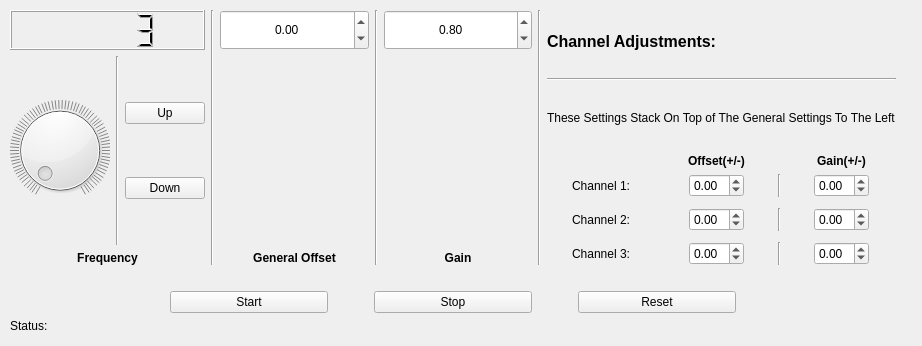
This is Signal_Anlysis_Station_Three_Phase_Generator/ThreePhase.ui in Joeseidon/RaspiSignalAnalysisStation as Qt 5 draws it before an edit. The edited form follows.
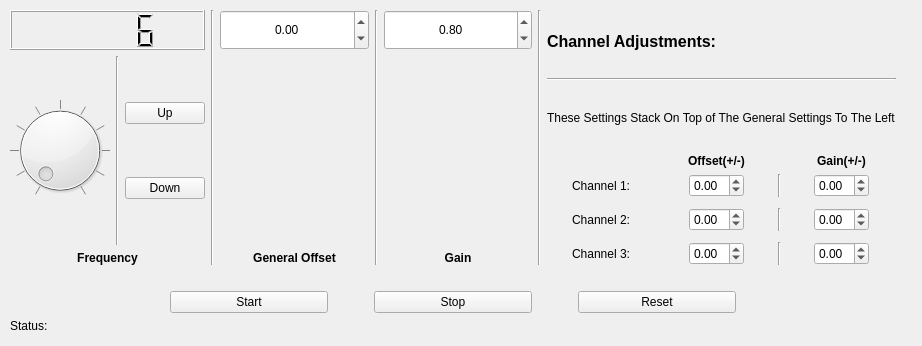
This is the edited form.

Commit message: Working on freq display and levels: system working at this point

```diff
--- a/Signal_Anlysis_Station_Three_Phase_Generator/ThreePhase.ui
+++ b/Signal_Anlysis_Station_Three_Phase_Generator/ThreePhase.ui
@@ -147,10 +147,10 @@
            <enum>QLCDNumber::Filled</enum>
           </property>
           <property name="value" stdset="0">
-           <double>3.000000000000000</double>
+           <double>6.000000000000000</double>
           </property>
           <property name="intValue" stdset="0">
-           <number>3</number>
+           <number>6</number>
           </property>
          </widget>
         </item>
@@ -216,10 +216,10 @@
           <item row="0" column="0">
            <widget class="QDial" name="FreqDial">
             <property name="maximum">
-             <number>300</number>
+             <number>800</number>
             </property>
             <property name="singleStep">
-             <number>1</number>
+             <number>20</number>
             </property>
             <property name="pageStep">
              <number>1</number>
```
The commit also changes 1 other file.
